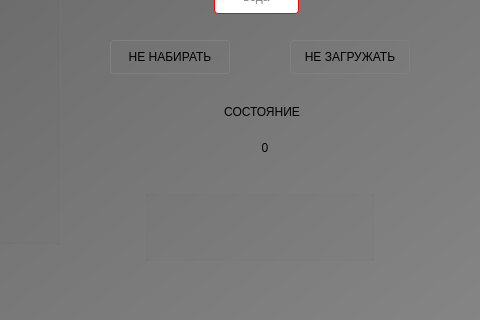
Before: the Qt Designer form ui/Home.ui in vlinnik/ip_250411, drawn with Qt 5; both pictures show x 700 to 1180 and y 580 to 900 of the 1180 by 900 pixel window.
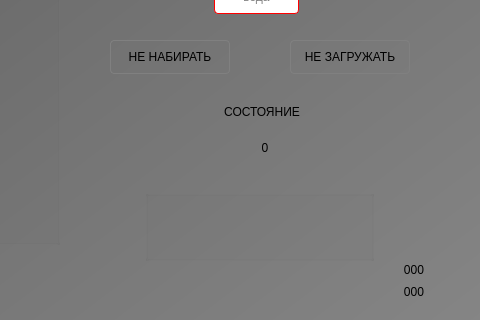
After: the same form once the commit is applied. Icons and pictures are not drawn. Custom widgets are drawn as their Qt base class.

Commit message:
Изменения при ПНР
- затвор ХД нет
- затвор воды с датчиком
- вибратор фильтра силоса
- знакомство с модулями получилось в порядке DO DO DO DI DI DI AI

Patch:
```diff
--- a/ui/Home.ui
+++ b/ui/Home.ui
@@ -1342,6 +1342,44 @@
     <string>danger</string>
    </property>
   </widget>
+  <widget class="QLabel" name="scantime">
+   <property name="geometry">
+    <rect>
+     <x>1081</x>
+     <y>840</y>
+     <width>66</width>
+     <height>19</height>
+    </rect>
+   </property>
+   <property name="text">
+    <string>000</string>
+   </property>
+   <property name="alignment">
+    <set>Qt::AlignCenter</set>
+   </property>
+   <property name="style" stdset="0">
+    <string>sys</string>
+   </property>
+  </widget>
+  <widget class="QLabel" name="powered">
+   <property name="geometry">
+    <rect>
+     <x>1081</x>
+     <y>862</y>
+     <width>66</width>
+     <height>19</height>
+    </rect>
+   </property>
+   <property name="text">
+    <string>000</string>
+   </property>
+   <property name="alignment">
+    <set>Qt::AlignCenter</set>
+   </property>
+   <property name="style" stdset="0">
+    <string>sys</string>
+   </property>
+  </widget>
   <zorder>elevator_below_1</zorder>
   <zorder>label_2</zorder>
   <zorder>rain_9</zorder>
```
Left out of the diff: 2 changed lines with no effect on the pictures. The commit also changes 2 other files.
